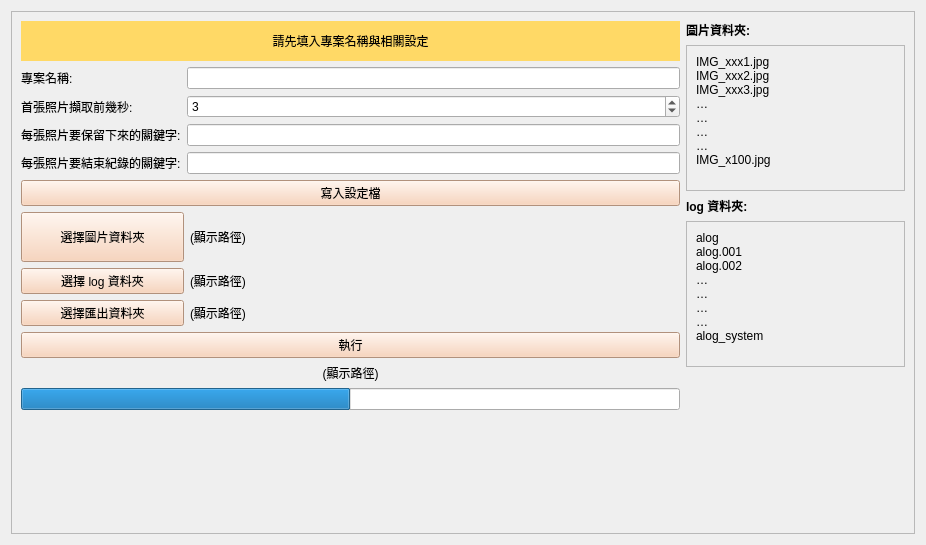
Old version of the form MTK/AF/UI.ui in the repository YuTing-Fang1999/FIH-tool.
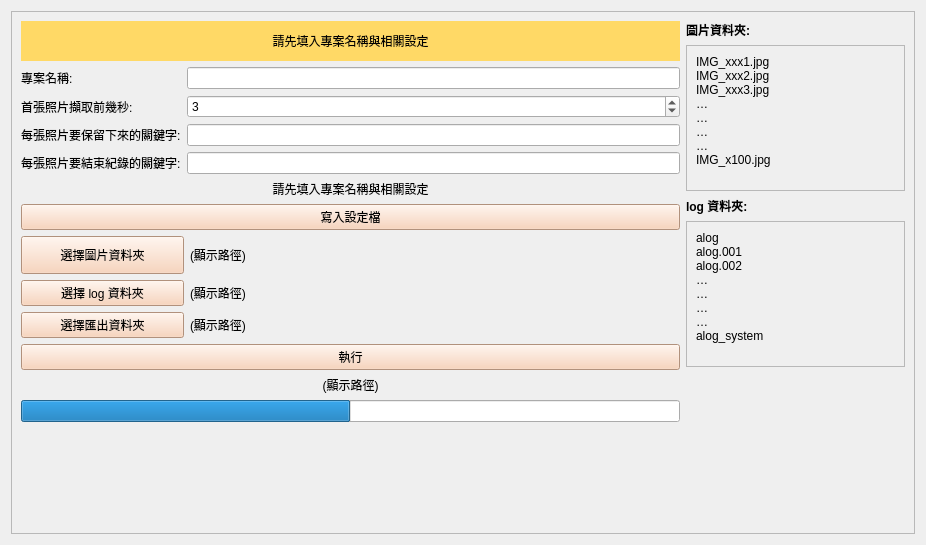
New version of the form.

The edit to the form file:
```diff
--- a/MTK/AF/UI.ui
+++ b/MTK/AF/UI.ui
@@ -112,7 +112,17 @@
           </layout>
          </item>
          <item>
-          <widget class="QPushButton" name="pushButton">
+          <widget class="QLabel" name="configStatusLabel">
+           <property name="text">
+            <string>請先填入專案名稱與相關設定</string>
+           </property>
+           <property name="alignment">
+            <set>Qt::AlignCenter</set>
+           </property>
+          </widget>
+         </item>
+         <item>
+          <widget class="QPushButton" name="configButton">
            <property name="styleSheet">
             <string notr="true">background:rgb(248, 203, 173); </string>
            </property>
```
Left out of the diff: 26 changed lines with no effect on the pictures.
